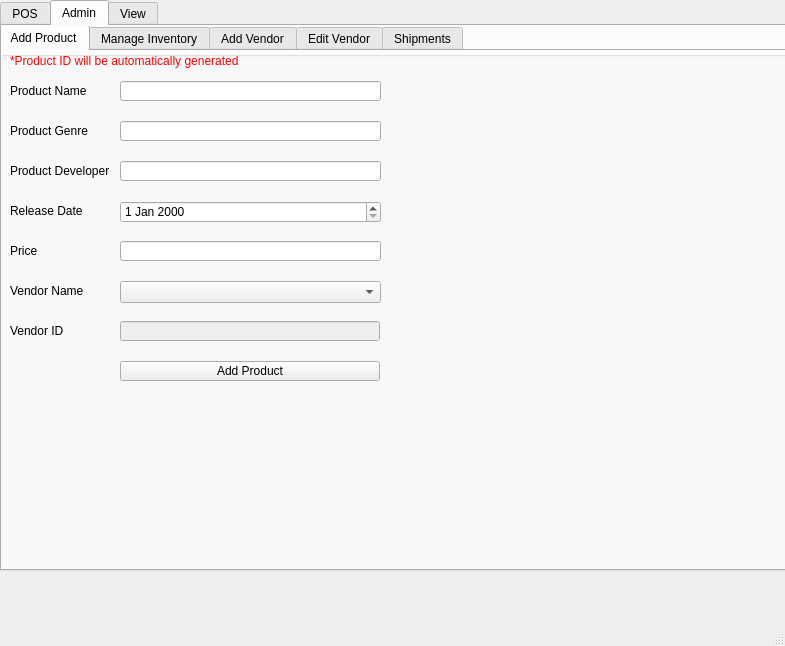
First picture: the form in videoGameStore.ui, repository CherishedZero/TermProject, before the edit.
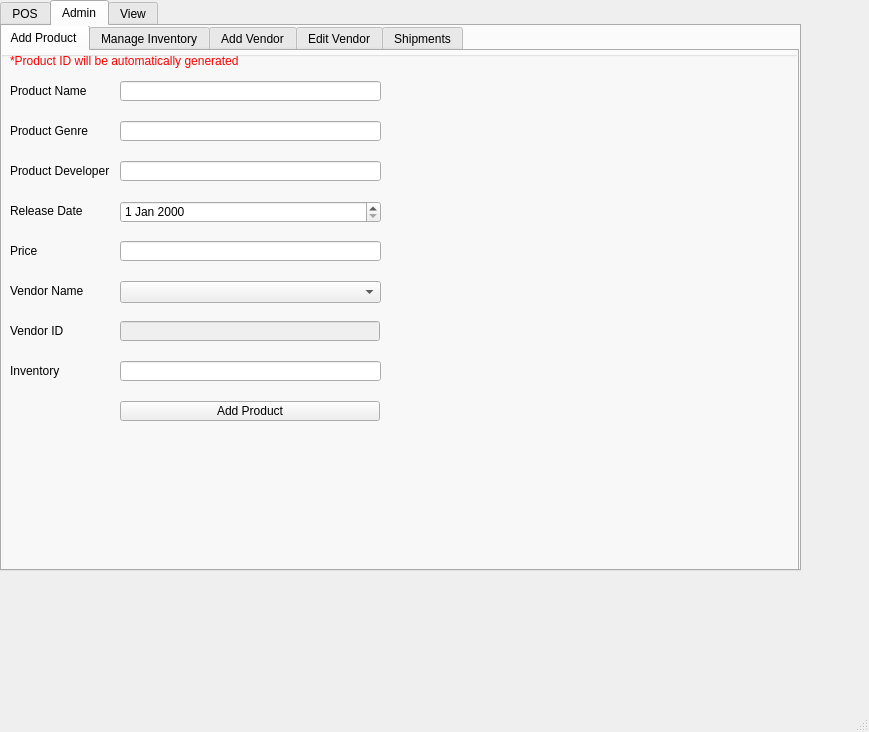
Second picture: the form after the edit. The open tabs and pages were chosen to show the change.

What changed in the file:
```diff
--- a/videoGameStore.ui
+++ b/videoGameStore.ui
@@ -6,8 +6,8 @@
    <rect>
     <x>0</x>
     <y>0</y>
-    <width>785</width>
-    <height>646</height>
+    <width>869</width>
+    <height>732</height>
    </rect>
   </property>
   <property name="windowTitle">
@@ -766,7 +766,7 @@
          <property name="geometry">
           <rect>
            <x>120</x>
-           <y>310</y>
+           <y>350</y>
            <width>260</width>
            <height>20</height>
           </rect>
@@ -779,7 +779,7 @@
          <property name="geometry">
           <rect>
            <x>120</x>
-           <y>360</y>
+           <y>400</y>
            <width>261</width>
            <height>20</height>
           </rect>
@@ -919,6 +919,38 @@
           <string>*Product ID will be automatically generated</string>
          </property>
         </widget>
+        <widget class="QLabel" name="label_32">
+         <property name="geometry">
+          <rect>
+           <x>10</x>
+           <y>310</y>
+           <width>60</width>
+           <height>20</height>
+          </rect>
+         </property>
+         <property name="text">
+          <string>Inventory</string>
+         </property>
+        </widget>
+        <widget class="QLineEdit" name="startingInventoryLineEditAddProductTab">
+         <property name="geometry">
+          <rect>
+           <x>120</x>
+           <y>310</y>
+           <width>261</width>
+           <height>20</height>
+          </rect>
+         </property>
+         <property name="focusPolicy">
+          <enum>Qt::TabFocus</enum>
+         </property>
+         <property name="maxLength">
+          <number>32764</number>
+         </property>
+         <property name="placeholderText">
+          <string/>
+         </property>
+        </widget>
        </widget>
       </widget>
       <widget class="QWidget" name="manageInventoryTab">
```
Left out of the diff: 26 changed lines with no effect on the pictures.
